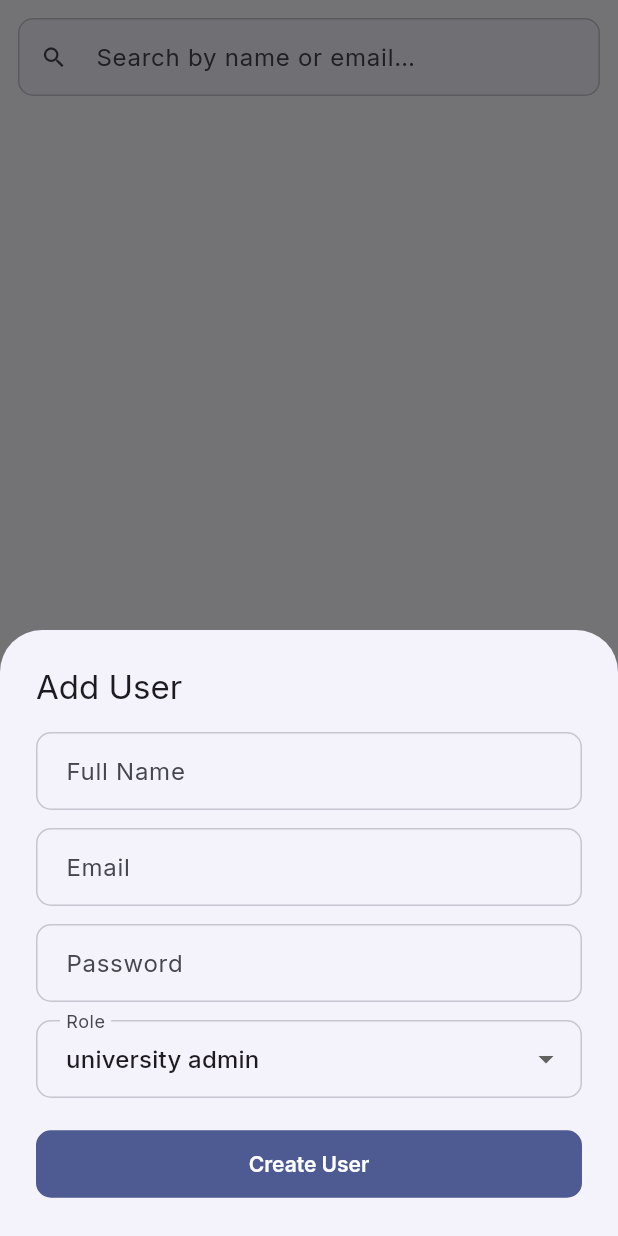
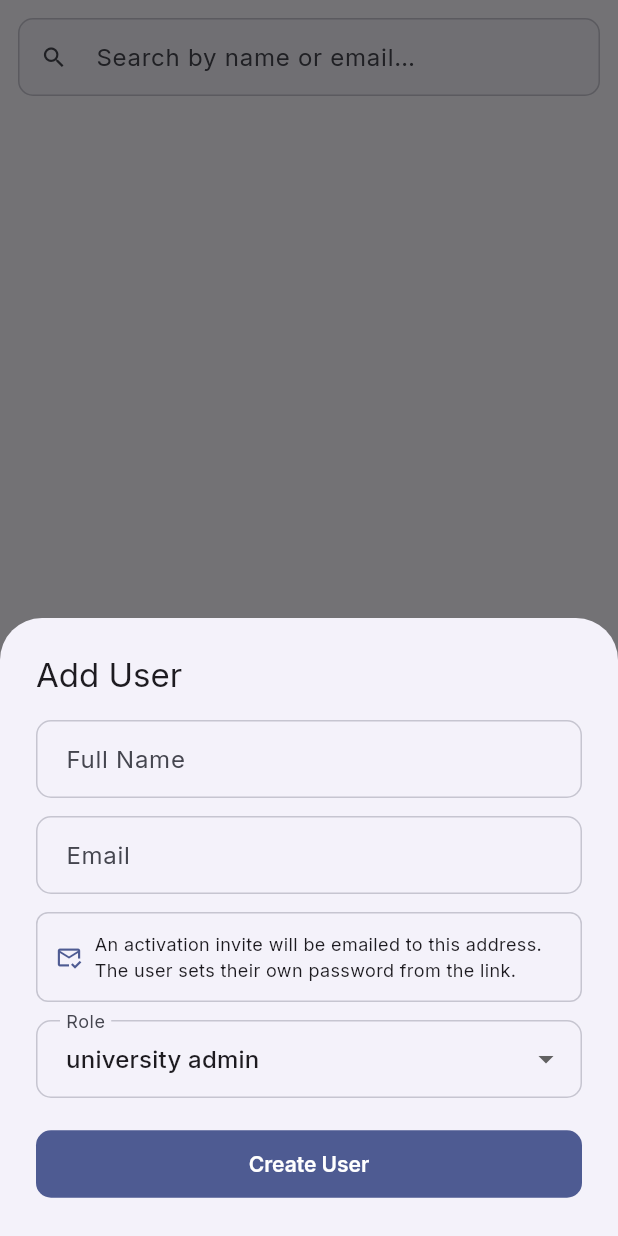
Before and after one commit to Bradfordnfor/Final-Year-Project, a Flutter app: the _UsersTab screen opened directly, after a tap on the "person add" icon, on a phone screen of 412 x 824 dp. Run offline on Flutter 3.47's test engine with Material 3 defaults, Android fonts, the phone set to English and light mode, and no system bars; our stand-ins replace dio, file_picker, fl_chart, flutter_animate, flutter_secure_storage, get and 1 more; missing offline and left inert: dart:html; accounts and stored records are empty; network calls fail.

Commit message:
frontend: create-user form emails an activation invite instead of taking a password

```diff
--- a/frontend/lib/features/management/management_screen.dart
+++ b/frontend/lib/features/management/management_screen.dart
@@ -486,7 +486,6 @@ class _UsersTabState extends State<_UsersTab> {
   Future<void> _showAddSheet() async {
     final nameCtrl = TextEditingController();
     final emailCtrl = TextEditingController();
-    final passCtrl = TextEditingController();
     String selectedRole = _roles.first;
     Faculty? selFaculty;
     Department? selDept;
@@ -521,9 +520,29 @@ class _UsersTabState extends State<_UsersTab> {
                     decoration: const InputDecoration(labelText: 'Email', border: OutlineInputBorder()),
                     keyboardType: TextInputType.emailAddress),
                 const SizedBox(height: 12),
-                TextField(controller: passCtrl,
-                    decoration: const InputDecoration(labelText: 'Password', border: OutlineInputBorder()),
-                    obscureText: true),
+                Container(
+                  padding: const EdgeInsets.all(12),
+                  decoration: BoxDecoration(
+                    color: Theme.of(ctx).colorScheme.surfaceContainerLow,
+                    borderRadius: BorderRadius.circular(8),
+                    border: Border.all(
+                        color: Theme.of(ctx).colorScheme.outlineVariant),
+                  ),
+                  child: Row(
+                    children: [
+                      Icon(Icons.mark_email_read_outlined,
+                          size: 18, color: Theme.of(ctx).colorScheme.primary),
+                      const SizedBox(width: 8),
+                      const Expanded(
+                        child: Text(
+                          'An activation invite will be emailed to this address. '
+                          'The user sets their own password from the link.',
+                          style: TextStyle(fontSize: 12),
+                        ),
+                      ),
+                    ],
+                  ),
+                ),
                 const SizedBox(height: 12),
                 DropdownButtonFormField<String>(
                   value: selectedRole,
@@ -579,7 +598,6 @@ class _UsersTabState extends State<_UsersTab> {
                     final payload = <String, dynamic>{
                       'full_name': nameCtrl.text.trim(),
                       'email': emailCtrl.text.trim(),
-                      'password': passCtrl.text,
                       'role': selectedRole,
                     };
                     // Stamp the creating admin's university on every new user, so
```
